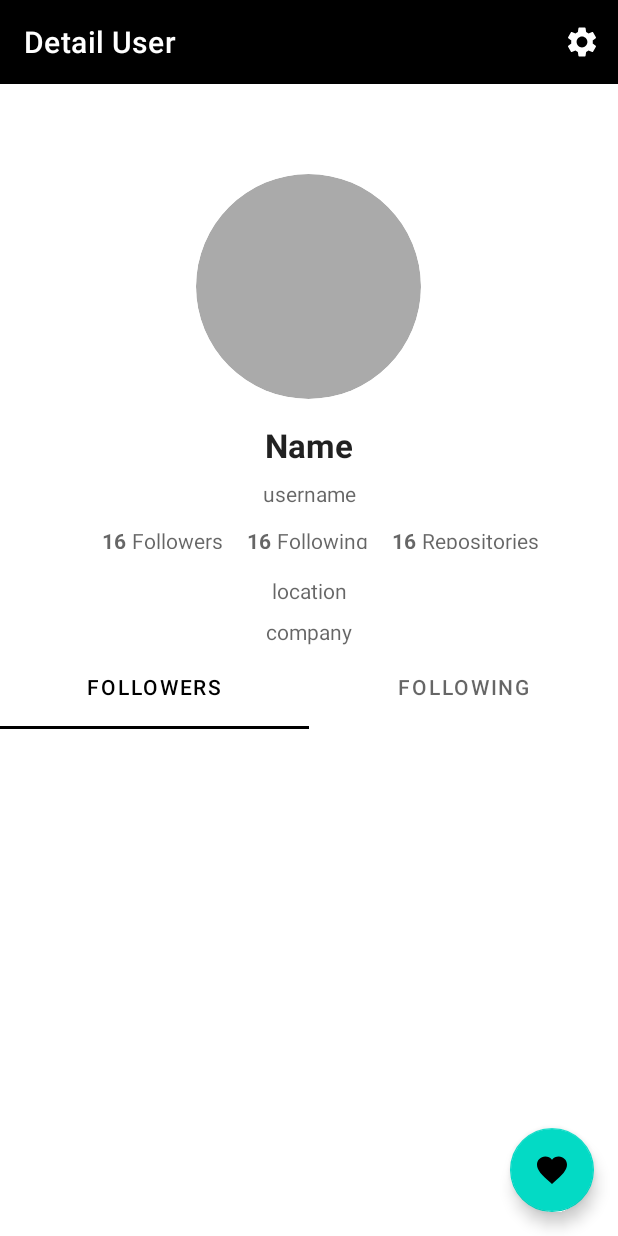
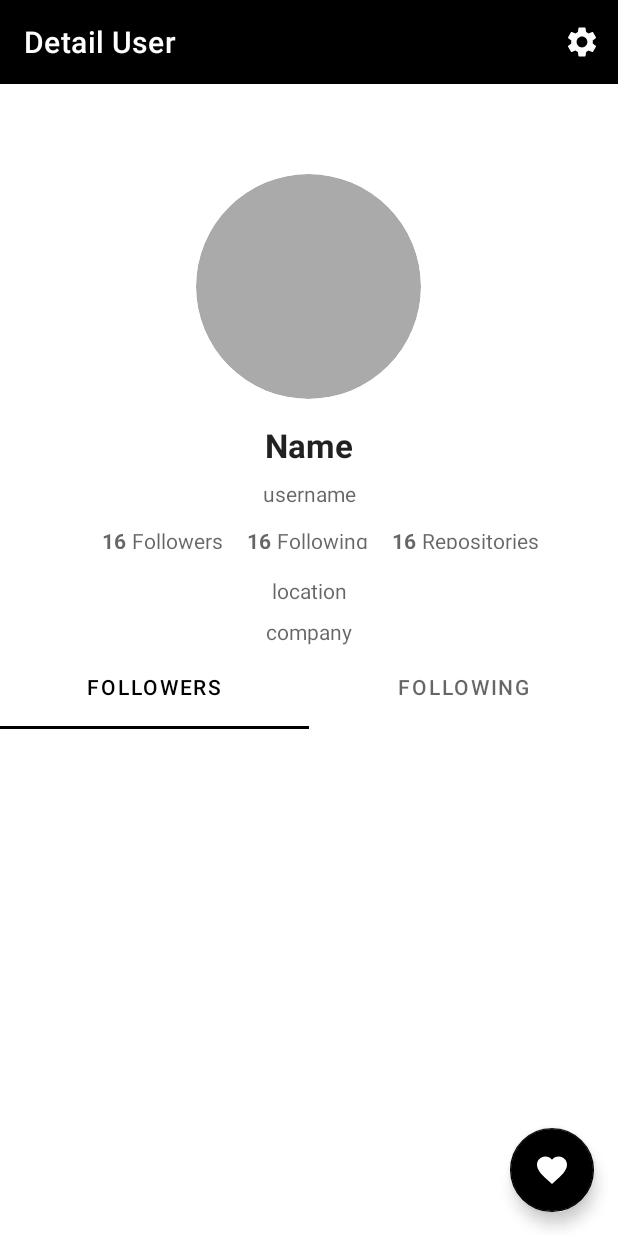
Before and after one commit to rochman25/github_user_submission, an Android app: the DetailActivity screen opened directly, with no data from a screen before it, on a phone screen of 412 x 824 dp. Run offline under Robolectric (Android 15) with nearby library versions, the phone set to English and light mode, and no system bars; our stand-ins replace CircleImageView; pictures from the network do not load; 4 statements that could not run were skipped.

Commit message:
change color fab

```diff
--- a/app/src/main/res/layout/activity_detail.xml
+++ b/app/src/main/res/layout/activity_detail.xml
@@ -196,6 +196,8 @@
         android:id="@+id/add_to_fav"
         android:layout_width="wrap_content"
         android:layout_height="wrap_content"
+        app:backgroundTint="@color/black"
+        app:tint="@color/white"
         android:src="@drawable/ic_baseline_favorite_24"
         android:layout_margin="16dp"
         android:contentDescription="@string/avatar_description"
```
